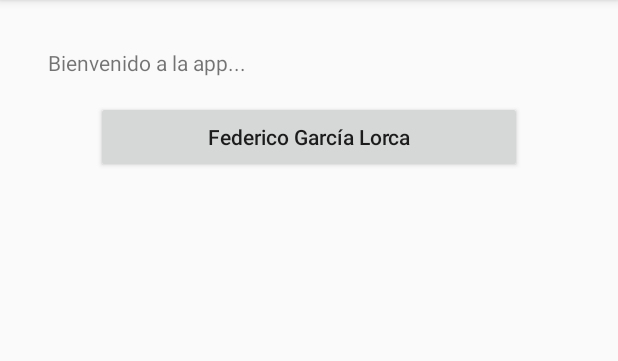
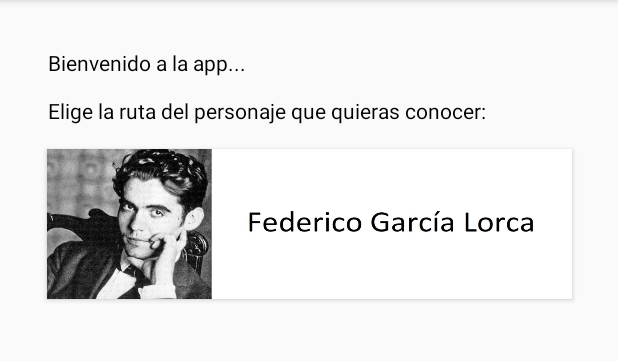
Before and after one commit to norbertoalfa/Rutas_Historicas, an Android app: the screen it shows after launch (MainActivity), on a phone screen of 412 x 824 dp, the part 84-445 px from its top. Run offline under Robolectric (Android 15) with nearby library versions, the phone set to English and light mode, and no system bars.

Commit message:
Uso de boton con imagen y texto. Variables de color y estilo nuevas.

```diff
--- a/app/src/main/java/com/example/rutashistoricas/MainActivity.java
+++ b/app/src/main/java/com/example/rutashistoricas/MainActivity.java
@@ -11,7 +11,6 @@ import static com.example.rutashistoricas.R.id.boton_federico;
 
 public class MainActivity extends AppCompatActivity {
     public static final String ID_PERSONAJE = "com.example.myfirstapp.ID_PERSONAJE";
-    private String textoBienvenida = "Bienvenido a la aplicacion...";
 
     @Override
     protected void onCreate(Bundle savedInstanceState) {
--- a/app/src/main/res/layout/activity_main.xml
+++ b/app/src/main/res/layout/activity_main.xml
@@ -14,22 +14,22 @@
         android:layout_marginTop="32dp"
         android:layout_marginRight="32dp"
         android:text="@string/mensaje_bienvenida"
+        android:textColor="@color/colorText"
         app:layout_constraintLeft_toLeftOf="parent"
         app:layout_constraintRight_toRightOf="parent"
         app:layout_constraintTop_toTopOf="parent" />
 
     <Button
         android:id="@+id/boton_federico"
-        android:layout_width="0dp"
-        android:layout_height="wrap_content"
+        android:layout_width="350dp"
+        android:layout_height="100dp"
         android:layout_marginStart="64dp"
         android:layout_marginLeft="64dp"
         android:layout_marginTop="16dp"
         android:layout_marginEnd="64dp"
         android:layout_marginRight="64dp"
+        android:background="@drawable/federico_img_text"
         android:onClick="irPantallaPersonaje"
-        android:text="@string/nombre_federico"
-        android:textAllCaps="false"
         app:layout_constraintEnd_toEndOf="parent"
         app:layout_constraintStart_toStartOf="parent"
         app:layout_constraintTop_toBottomOf="@+id/textView" />
--- a/app/src/main/res/layout/activity_pantalla_personaje.xml
+++ b/app/src/main/res/layout/activity_pantalla_personaje.xml
@@ -16,6 +16,7 @@
         android:layout_marginRight="32dp"
         android:layout_marginBottom="32dp"
         android:text="@string/iniciar_ruta"
+        android:textColor="@color/colorTextButton"
         app:layout_constraintBottom_toBottomOf="parent"
         app:layout_constraintEnd_toEndOf="parent"
         app:layout_constraintStart_toStartOf="parent" />
@@ -30,7 +31,7 @@
         android:layout_marginEnd="32dp"
         android:layout_marginRight="32dp"
         android:text="TextView"
-        android:textColor="@android:color/background_dark"
+        android:textColor="@color/colorText"
         app:layout_constraintEnd_toEndOf="parent"
         app:layout_constraintStart_toStartOf="parent"
         app:layout_constraintTop_toTopOf="parent" />
--- a/app/src/main/res/values/colors.xml
+++ b/app/src/main/res/values/colors.xml
@@ -3,4 +3,6 @@
     <color name="colorPrimary">#6200EE</color>
     <color name="colorPrimaryDark">#3700B3</color>
     <color name="colorAccent">#03DAC5</color>
+    <color name="colorText">#000000</color>
+    <color name="colorTextButton">#101010</color>
 </resources>
--- a/app/src/main/res/values/strings.xml
+++ b/app/src/main/res/values/strings.xml
@@ -1,6 +1,6 @@
 <resources>
     <string name="app_name">Rutas Historicas</string>
-    <string name="mensaje_bienvenida">Bienvenido a la app...</string>
+    <string name="mensaje_bienvenida">Bienvenido a la app...\n \nElige la ruta del personaje que quieras conocer:</string>
     <string name="nombre_federico">Federico García Lorca</string>
     <string name="descripcion_federico">Federico García Lorca era un poeta que...</string>
     <string name="iniciar_ruta">Iniciar ruta</string>
--- a/app/src/main/res/values/styles.xml
+++ b/app/src/main/res/values/styles.xml
@@ -5,6 +5,14 @@
         <item name="colorPrimary">@color/colorPrimary</item>
         <item name="colorPrimaryDark">@color/colorPrimaryDark</item>
         <item name="colorAccent">@color/colorAccent</item>
+        <item name="android:textColor">#00FF00</item>
+    </style>
+
+    <style name="TemaPrueba" parent="Theme.AppCompat.Light.DarkActionBar">
+        <!-- Customize your theme here. -->
+        <item name="colorPrimary">@color/colorPrimary</item>
+        <item name="colorPrimaryDark">@color/colorPrimaryDark</item>
+        <item name="colorAccent">@color/colorAccent</item>
     </style>
 
 </resources>
```
Also changed, not shown: app/src/main/res/drawable-v24/federico.jpeg (added), app/src/main/res/drawable-v24/federico_img_text.jpg (added).
